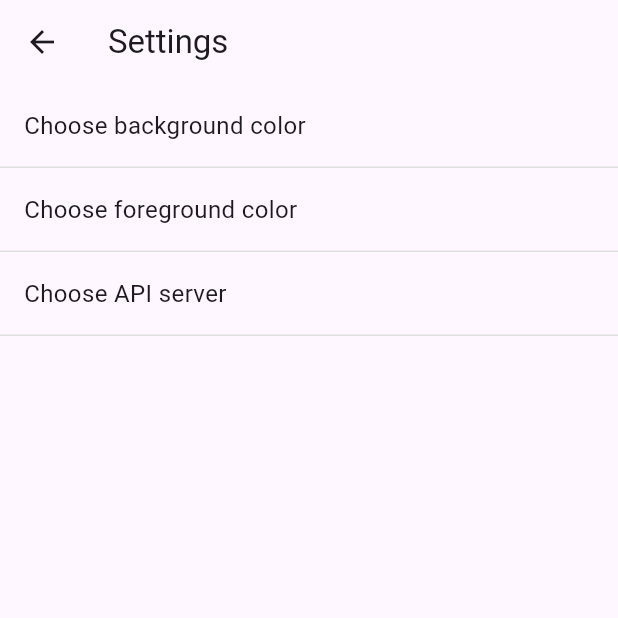
After one commit to med-taha-fourati/project07_mobile, a Flutter app: the ChatScreen screen opened by its route, after a tap on the "settings" icon, on a phone screen of 412 x 824 dp, the top half of it. The commit adds this screen. Run offline on Flutter 3.47's test engine with Material 3 defaults, Android fonts, the phone set to English and light mode, and no system bars; our stand-ins replace dio, flutter_colorpicker, socket_io_client; accounts and stored records are empty; network calls fail.

Commit message:
added customization

```diff
--- a/lib/main.dart
+++ b/lib/main.dart
@@ -2,6 +2,7 @@ import 'package:flutter/material.dart';
 import 'screens/login_screen.dart';
 import 'screens/register_screen.dart';
 import 'screens/chat_screen.dart';
+import 'screens/settings_screen.dart';
 
 void main() {
   runApp(SimpleMaterialChatApp());
@@ -20,7 +21,8 @@ class SimpleMaterialChatApp extends StatelessWidget {
       routes: {
         '/login': (context) => LoginScreen(),
         '/register': (context) => RegisterScreen(),
-        '/chat': (context) => ChatScreen()
+        '/chat': (context) => ChatScreen(),
+        '/settings': (context) => SettingsScreen()
       },
     );
   }
--- a/lib/screens/chat_screen.dart
+++ b/lib/screens/chat_screen.dart
@@ -116,7 +116,18 @@ class _ChatState extends State<ChatScreen> {
         backgroundColor: Colors.green.shade400,
         title: Text("The Chat Room"),
         actions: [
+          IconButton(
+            icon: Icon(Icons.settings),
+            onPressed: () {
+              Navigator.pushReplacementNamed(context, '/settings', arguments: user);
+            }
+          ),
+          IconButton(
+            icon: Icon(Icons.people),
+            onPressed: () {
 
+            }
+          )
         ],
       ),
 
--- /dev/null
+++ b/lib/screens/settings_screen.dart
@@ -0,0 +1,176 @@
+import 'dart:ui';
+import 'package:flutter_colorpicker/flutter_colorpicker.dart';
+
+import '../models/user.dart';
+import 'package:flutter/material.dart';
+
+class SettingsScreen extends StatefulWidget {
+  const SettingsScreen({super.key});
+
+  @override
+  State<SettingsScreen> createState() => _SettingsScreenState();
+}
+
+class _SettingsScreenState extends State<SettingsScreen> {
+  late User user;
+  Color _currentBackgroundColor = Colors.green;
+  Color _currentForegroundColor = Colors.green.shade900;
+  @override
+  void didChangeDependencies() {
+    super.didChangeDependencies();
+    final args = ModalRoute.of(context)?.settings.arguments;
+    if (args != null && args is User) {
+      setState(() {
+        user = args;
+      });
+    }
+  }
+
+  void _colorPicker(Color prevColor) {
+    showDialog(
+      context: context,
+      builder: (context) {
+        return AlertDialog(
+          title: Text('Pick a color'),
+          content: SingleChildScrollView(
+            child: ColorPicker(
+              pickerColor: prevColor,
+              onColorChanged: (Color color) {
+                setState(() {
+                  prevColor = color;
+                });
+              },
+              enableAlpha: false,
+              displayThumbColor: true,
+            ),
+          ),
+          actions: [
+            TextButton(
+              child: Text(
+                  'Done',
+                style: TextStyle(color: Colors.black)
+              ),
+              onPressed: () {
+                Navigator.of(context).pop();
+              },
+            )
+          ],
+        );
+      },
+    );
+  }
+
+  @override
+  Widget build(BuildContext context) {
+    return Scaffold(
+      appBar: AppBar(
+        title: Text("Settings"),
+        leading: IconButton(
+          icon: Icon(Icons.arrow_back),
+          onPressed: () {
+            Navigator.pushReplacementNamed(context, '/chat', arguments: user);
+          }
+        )
+      ),
+      body: Column(
+        children: [
+          Expanded(
+            child: ListView(
+              children: [
+                InkWell(
+                  onTap: () {
+                    _colorPicker(_currentBackgroundColor);
+                  },
+                  child: Container(
+                    decoration: BoxDecoration(
+                      border: Border(
+                        bottom: BorderSide(
+                          color: Colors.grey.shade300
+                        )
+                      )
+                    ),
+                    width: double.infinity,
+                    padding: EdgeInsets.all(16),
+                    child: Row(
+                      children: [
+                        Expanded(
+                          child: Text(
+                              "Choose background color",
+                            style: TextStyle(
+                              fontSize: 16
+                            )
+                          )
+                        )
+
+                      ],
+                    )
+                  )
+                ),
+
+                InkWell(
+                    onTap: () {
+                      _colorPicker(_currentForegroundColor);
+                    },
+                    child: Container(
+                        decoration: BoxDecoration(
+                            border: Border(
+                                bottom: BorderSide(
+                                    color: Colors.grey.shade300
+                                )
+                            )
+                        ),
+                        width: double.infinity,
+                        padding: EdgeInsets.all(16),
+                        child: Row(
+                          children: [
+                            Expanded(
+                                child: Text(
+                                    "Choose foreground color",
+                                    style: TextStyle(
+                                        fontSize: 16
+                                    )
+                                )
+                            )
+
+                          ],
+                        )
+                    )
+                ),
+
+                InkWell(
+                    onTap: () {
+
+                    },
+                    child: Container(
+                        decoration: BoxDecoration(
+                            border: Border(
+                                bottom: BorderSide(
+                                    color: Colors.grey.shade300
+                                )
+                            )
+                        ),
+                        width: double.infinity,
+                        padding: EdgeInsets.all(16),
+                        child: Row(
+                          children: [
+                            Expanded(
+                                child: Text(
+                                    "Choose API server",
+                                    style: TextStyle(
+                                        fontSize: 16
+                                    )
+                                )
+                            )
+
+                          ],
+                        )
+                    )
+                )
+              ],
+            )
+          )
+        ]
+      )
+    );
+  }
+}
--- a/pubspec.yaml
+++ b/pubspec.yaml
@@ -16,6 +16,7 @@ dependencies:
   dio: ^5.4.3
   flutter_launcher_icons: ^0.14.4
   socket_io_client: ^2.0.3
+  flutter_colorpicker:
 
 flutter_launcher_icons:
   android: true
```
Also changed, not shown: pubspec.lock.
